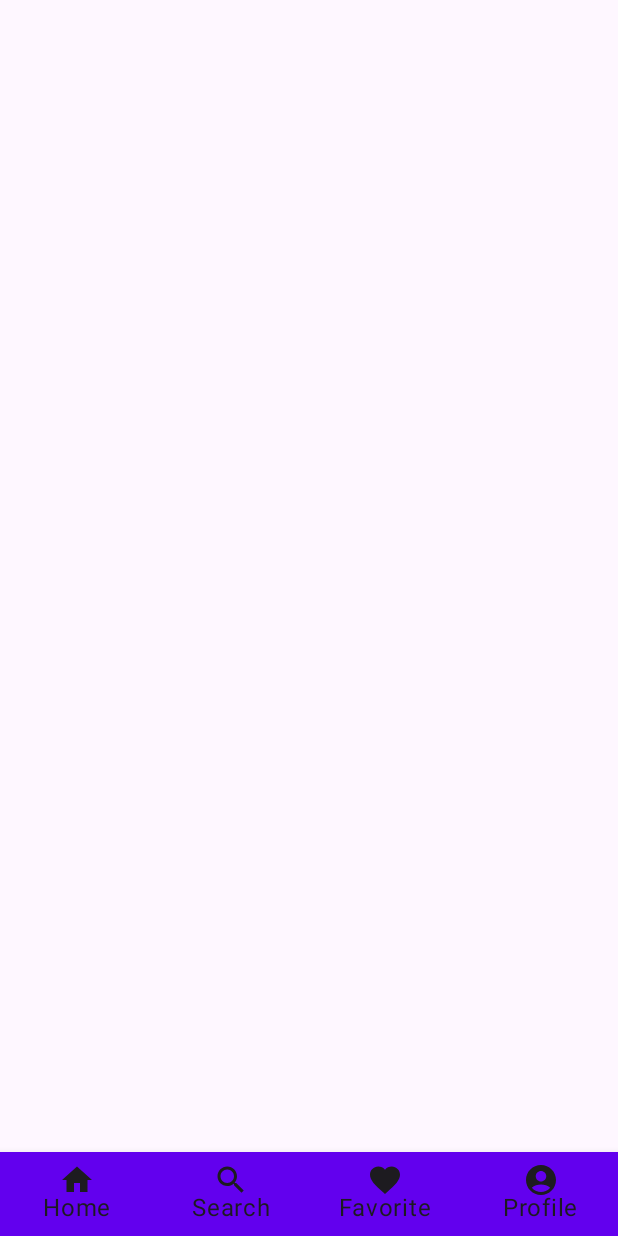
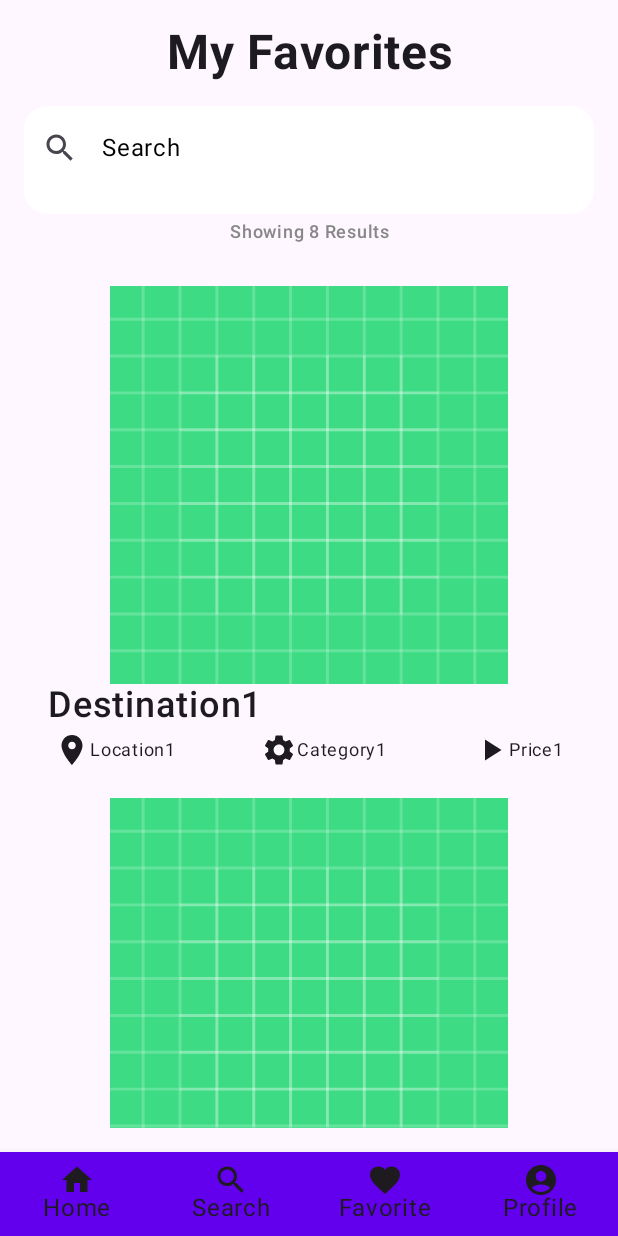
Before and after one commit to calvinadhikang/MD-SMEUs, an Android app built with Jetpack Compose: the FavoriteScreen screen opened through its navigation route, item 2 of the bottom bar chosen, on a phone screen of 412 x 824 dp. Run offline under Robolectric (Android 15) with nearby library versions, the phone set to English and light mode, and no system bars.

Commit message:
Close #21 Favorite Screen and Close #22 Search Screen also Close #21 Both Screen Navigation Finished

```diff
--- /dev/null
+++ b/app/src/main/java/com/bangkit/smeus/ui/screen/FavoriteScreen.kt
@@ -0,0 +1,121 @@
+package com.bangkit.smeus.ui.screen
+
+import androidx.compose.foundation.layout.Arrangement
+import androidx.compose.foundation.layout.Column
+import androidx.compose.foundation.layout.PaddingValues
+import androidx.compose.foundation.layout.Row
+import androidx.compose.foundation.layout.Spacer
+import androidx.compose.foundation.layout.fillMaxSize
+import androidx.compose.foundation.layout.fillMaxWidth
+import androidx.compose.foundation.layout.height
+import androidx.compose.foundation.layout.padding
+import androidx.compose.foundation.lazy.grid.GridCells
+import androidx.compose.foundation.lazy.grid.LazyVerticalGrid
+import androidx.compose.foundation.lazy.grid.items
+import androidx.compose.foundation.rememberScrollState
+import androidx.compose.foundation.verticalScroll
+import androidx.compose.material.icons.Icons
+import androidx.compose.material.icons.filled.Search
+import androidx.compose.material3.Icon
+import androidx.compose.material3.MaterialTheme
+import androidx.compose.material3.Surface
+import androidx.compose.material3.Text
+import androidx.compose.runtime.Composable
+import androidx.compose.ui.Modifier
+import androidx.compose.ui.graphics.Color
+import androidx.compose.ui.platform.textInputServiceFactory
+import androidx.compose.ui.text.font.FontWeight
+import androidx.compose.ui.text.style.TextAlign
+import androidx.compose.ui.tooling.preview.Preview
+import androidx.compose.ui.unit.dp
+import androidx.compose.ui.unit.sp
+import com.bangkit.smeus.R
+import com.bangkit.smeus.ui.components.DestinationItem
+import com.bangkit.smeus.ui.components.InputForm
+import com.bangkit.smeus.ui.model.Destination
+
+@Composable
+fun FavoriteScreen(
+    modifier: Modifier = Modifier
+){
+    var listDestinationFake = listOf<Destination>(
+        Destination(1, "Destination1", category = "Category1", location = "Location1", price = "Price1", photo = R.drawable.ic_launcher_background),
+        Destination(2, "Destination1", category = "Category1", location = "Location1", price = "Price1", photo = R.drawable.ic_launcher_background),
+        Destination(3, "Destination1", category = "Category1", location = "Location1", price = "Price1", photo = R.drawable.ic_launcher_background),
+        Destination(4, "Destination1", category = "Category1", location = "Location1", price = "Price1", photo = R.drawable.ic_launcher_background),
+        Destination(5, "Destination1", category = "Category1", location = "Location1", price = "Price1", photo = R.drawable.ic_launcher_background),
+        Destination(6, "Destination1", category = "Category1", location = "Location1", price = "Price1", photo = R.drawable.ic_launcher_background),
+        Destination(7, "Destination1", category = "Category1", location = "Location1", price = "Price1", photo = R.drawable.ic_launcher_background),
+        Destination(8, "Destination1", category = "Category1", location = "Location1", price = "Price1", photo = R.drawable.ic_launcher_background),
+    )
+
+    Column(
+        modifier = modifier
+            .padding(16.dp)
+    ) {
+        Text(
+            fontWeight = FontWeight.Bold,
+            fontSize = 32.sp,
+            text = "My Favorites",
+            textAlign = TextAlign.Center,
+            modifier = modifier.fillMaxWidth()
+        )
+        Spacer(modifier = modifier.height(16.dp))
+        InputForm(
+            text = "",
+            label = "Search",
+            errorText = "",
+            onValueChange = {},
+            leadingIcon = {
+                Icon(
+                    imageVector = Icons.Default.Search,
+                    contentDescription = ""
+                )
+            }
+        )
+        Row(){
+
+        }
+        Text(
+            text = "Showing 8 Results",
+            color = Color.Gray,
+            fontWeight = FontWeight.SemiBold,
+            fontSize = 12.sp,
+            textAlign = TextAlign.Center,
+            modifier = modifier
+                .fillMaxWidth()
+                .padding(bottom = 8.dp)
+        )
+        LazyVerticalGrid(
+            columns = GridCells.Adaptive(200.dp),
+            contentPadding = PaddingValues(16.dp),
+            horizontalArrangement = Arrangement.spacedBy(16.dp),
+            verticalArrangement = Arrangement.spacedBy(16.dp),
+            modifier = modifier
+        ){
+            items(items = listDestinationFake, key = {it -> it.id}){
+                DestinationItem(
+                    image = it.photo,
+                    name = it.name,
+                    location = it.location,
+                    category = it.category,
+                    price = it.price,
+                    onClick = { }
+                )
+            }
+        }
+    }
+}
+
+@Preview(showBackground = true)
+@Composable
+fun FavoriteScreenPreview() {
+    MaterialTheme {
+        Surface(
+            modifier = Modifier.fillMaxSize(),
+            color = MaterialTheme.colorScheme.background
+        ){
+            FavoriteScreen()
+        }
+    }
+}
--- /dev/null
+++ b/app/src/main/java/com/bangkit/smeus/ui/screen/SearchScreen.kt
@@ -0,0 +1,121 @@
+package com.bangkit.smeus.ui.screen
+
+import androidx.compose.foundation.layout.Arrangement
+import androidx.compose.foundation.layout.Column
+import androidx.compose.foundation.layout.PaddingValues
+import androidx.compose.foundation.layout.Row
+import androidx.compose.foundation.layout.Spacer
+import androidx.compose.foundation.layout.fillMaxSize
+import androidx.compose.foundation.layout.fillMaxWidth
+import androidx.compose.foundation.layout.height
+import androidx.compose.foundation.layout.padding
+import androidx.compose.foundation.lazy.grid.GridCells
+import androidx.compose.foundation.lazy.grid.LazyVerticalGrid
+import androidx.compose.foundation.lazy.grid.items
+import androidx.compose.foundation.rememberScrollState
+import androidx.compose.foundation.verticalScroll
+import androidx.compose.material.icons.Icons
+import androidx.compose.material.icons.filled.Search
+import androidx.compose.material3.Icon
+import androidx.compose.material3.MaterialTheme
+import androidx.compose.material3.Surface
+import androidx.compose.material3.Text
+import androidx.compose.runtime.Composable
+import androidx.compose.ui.Modifier
+import androidx.compose.ui.graphics.Color
+import androidx.compose.ui.platform.textInputServiceFactory
+import androidx.compose.ui.text.font.FontWeight
+import androidx.compose.ui.text.style.TextAlign
+import androidx.compose.ui.tooling.preview.Preview
+import androidx.compose.ui.unit.dp
+import androidx.compose.ui.unit.sp
+import com.bangkit.smeus.R
+import com.bangkit.smeus.ui.components.DestinationItem
+import com.bangkit.smeus.ui.components.InputForm
+import com.bangkit.smeus.ui.model.Destination
+
+@Composable
+fun SearchScreen(
+    modifier: Modifier = Modifier
+){
+    var listDestinationFake = listOf<Destination>(
+        Destination(1, "Destination1", category = "Category1", location = "Location1", price = "Price1", photo = R.drawable.ic_launcher_background),
+        Destination(2, "Destination1", category = "Category1", location = "Location1", price = "Price1", photo = R.drawable.ic_launcher_background),
+        Destination(3, "Destination1", category = "Category1", location = "Location1", price = "Price1", photo = R.drawable.ic_launcher_background),
+        Destination(4, "Destination1", category = "Category1", location = "Location1", price = "Price1", photo = R.drawable.ic_launcher_background),
+        Destination(5, "Destination1", category = "Category1", location = "Location1", price = "Price1", photo = R.drawable.ic_launcher_background),
+        Destination(6, "Destination1", category = "Category1", location = "Location1", price = "Price1", photo = R.drawable.ic_launcher_background),
+        Destination(7, "Destination1", category = "Category1", location = "Location1", price = "Price1", photo = R.drawable.ic_launcher_background),
+        Destination(8, "Destination1", category = "Category1", location = "Location1", price = "Price1", photo = R.drawable.ic_launcher_background),
+    )
+
+    Column(
+        modifier = modifier
+            .padding(16.dp)
+    ) {
+        Text(
+            fontWeight = FontWeight.Bold,
+            fontSize = 32.sp,
+            text = "My Favorites",
+            textAlign = TextAlign.Center,
+            modifier = modifier.fillMaxWidth()
+        )
+        Spacer(modifier = modifier.height(16.dp))
+        InputForm(
+            text = "",
+            label = "Search",
+            errorText = "",
+            onValueChange = {},
+            leadingIcon = {
+                Icon(
+                    imageVector = Icons.Default.Search,
+                    contentDescription = ""
+                )
+            }
+        )
+        Row(){
+
+        }
+        Text(
+            text = "Showing 8 Results",
+            color = Color.Gray,
+            fontWeight = FontWeight.SemiBold,
+            fontSize = 12.sp,
+            textAlign = TextAlign.Center,
+            modifier = modifier
+                .fillMaxWidth()
+                .padding(bottom = 8.dp)
+        )
+        LazyVerticalGrid(
+            columns = GridCells.Adaptive(200.dp),
+            contentPadding = PaddingValues(16.dp),
+            horizontalArrangement = Arrangement.spacedBy(16.dp),
+            verticalArrangement = Arrangement.spacedBy(16.dp),
+            modifier = modifier
+        ){
+            items(items = listDestinationFake, key = {it -> it.id}){
+                DestinationItem(
+                    image = it.photo,
+                    name = it.name,
+                    location = it.location,
+                    category = it.category,
+                    price = it.price,
+                    onClick = { }
+                )
+            }
+        }
+    }
+}
+
+@Preview(showBackground = true)
+@Composable
+fun SearchScreenPreview() {
+    MaterialTheme {
+        Surface(
+            modifier = Modifier.fillMaxSize(),
+            color = MaterialTheme.colorScheme.background
+        ){
+            FavoriteScreen()
+        }
+    }
+}
--- a/app/src/main/java/com/bangkit/smeus/ui/user/UserActivity.kt
+++ b/app/src/main/java/com/bangkit/smeus/ui/user/UserActivity.kt
@@ -33,8 +33,10 @@ import androidx.navigation.compose.currentBackStackEntryAsState
 import androidx.navigation.compose.rememberNavController
 import com.bangkit.smeus.ui.navigation.NavigationItem
 import com.bangkit.smeus.ui.navigation.Screen
+import com.bangkit.smeus.ui.screen.FavoriteScreen
 import com.bangkit.smeus.ui.screen.HomeScreen
 import com.bangkit.smeus.ui.screen.ProfileScreen
+import com.bangkit.smeus.ui.screen.SearchScreen
 
 class UserActivity : ComponentActivity() {
     override fun onCreate(savedInstanceState: Bundle?) {
@@ -78,10 +80,10 @@ fun User(
                     HomeScreen()
                 }
                 composable(Screen.Search.route){
-
+                    SearchScreen()
                 }
                 composable(Screen.Favorite.route){
-
+                    FavoriteScreen()
                 }
                 composable(Screen.Profile.route){
                     ProfileScreen()
```
